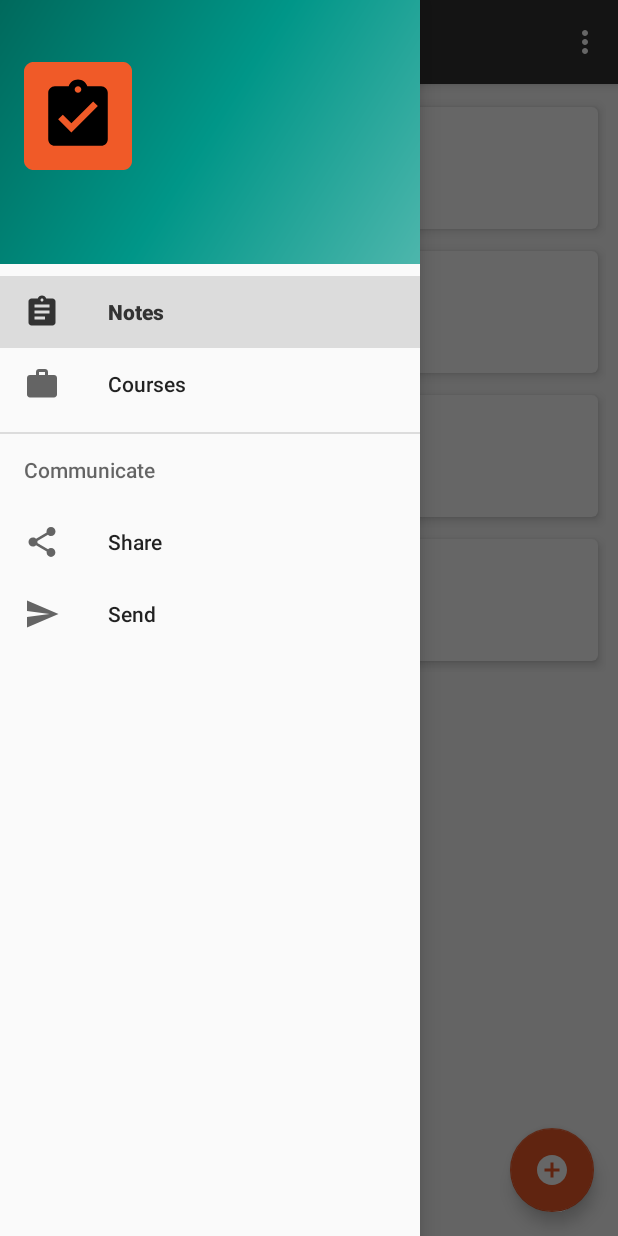
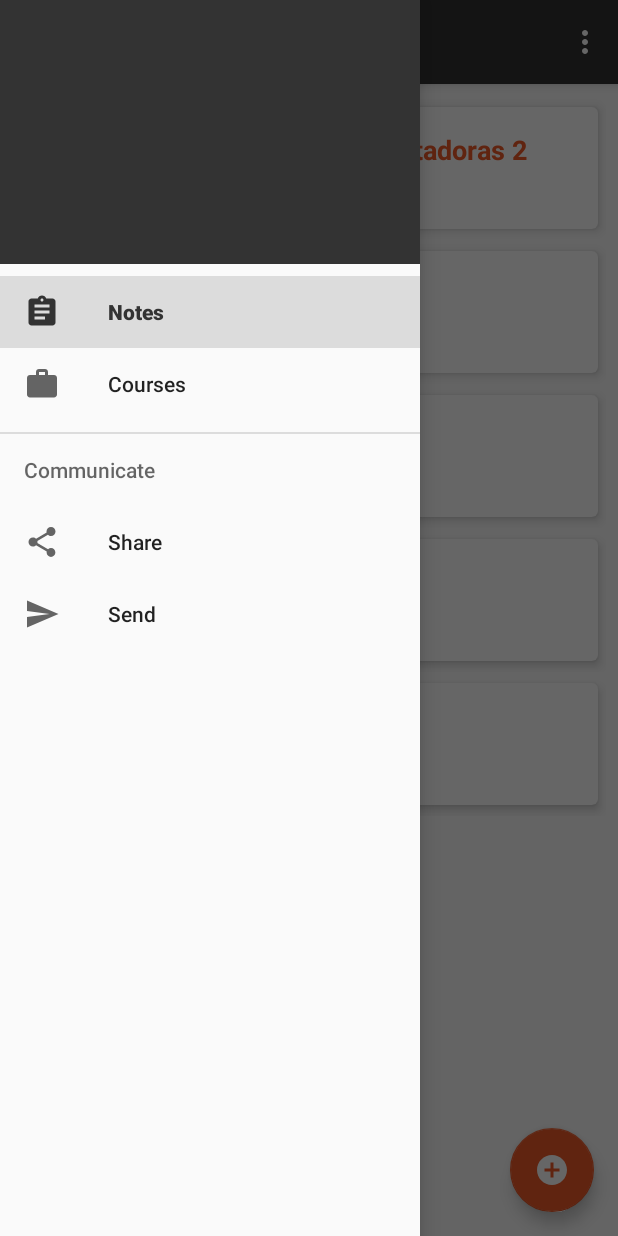
Before and after one commit to juancp92/NoteTaker, an Android app: the screen it shows after launch (MainActivity), with the side drawer open, on a phone screen of 412 x 824 dp. Run offline under Robolectric (Android 15) with nearby library versions, the phone set to English and light mode, and no system bars.

```diff
--- a/app/src/main/java/e/juanplaza/notetaker/DatabaseDataWorker.java
+++ b/app/src/main/java/e/juanplaza/notetaker/DatabaseDataWorker.java
@@ -16,17 +16,44 @@ public class DatabaseDataWorker {
 
     public void insertCourses() {
         insertCourse("TP1", "Taller de Programacion 1");
-        insertCourse("M1", "Matematica 1");
+        insertCourse("AM1", "Analisis Matematico 1");
         insertCourse("LS", "Logica Simbolica");
         insertCourse("TG", "Teoria de Grafos");
+        insertCourse("IT1", "Ingles Tecnico 1");
+        insertCourse("AM2", "Analisis Matematico 2");
+        insertCourse("AE1", "Algoritmos y Estructura de Datos 1");
+        insertCourse("AC1", "Arquitectura de las Computadoras 1");
+        insertCourse("TP2", "Taller de Programacion 2");
+        insertCourse("IT2", "Ingles Tecnico 2");
+        insertCourse("AE2", "Algoritmo y Estructura de Datos 2");
+        insertCourse("DOO", "Diseno Orientado a Objetos");
+        insertCourse("BD", "Bases de Datos");
+        insertCourse("PyE", "Probabilidad y Estadistica");
+        insertCourse("AC2", "Arquitectura de las Computadoras 2");
+        insertCourse("SO", "Sistemas Operativos");
+        insertCourse("RC1", "Redes de Computadoras 1");
+        insertCourse("TP3", "Taller de Programacion 3");
+        insertCourse("TL", "Teoria de Lenguajes");
+        insertCourse("SI", "Seguridad Informatica");
+        insertCourse("RC2", "Redes de Computadoras 2");
+        insertCourse("IS1", "Ingenieria del Software 1");
+        insertCourse("TP4", "Taller de Programacion 4");
+        insertCourse("IS2", "Ingenieria del Software 2");
+        insertCourse("PP", "Programacion Profesional");
+        insertCourse("GO", "Gestion de las Organizaciones");
+        insertCourse("S1N", "Seminario 1 .NET");
+        insertCourse("S2A", "Seminario 2 Android");
+        insertCourse("S3L", "Seminario 3 Linux Embebido");
+
     }
 
     public void insertSampleNotes() {
-        insertNote("TP1", "Punteros", "Los punteros son la forma de referenciar en memoria");
-        insertNote("TP1", "C", "C es el lenguaje de programacion utilizado en la materia");
+        insertNote("TP1", "C", "C es el lenguaje de programacion que sera utilizado en la materia");
+        insertNote("AC2", "Pipeline", "Optimizacion para la ejecucion de las instrucciones en un procesador");
+        insertNote("RC2", "UDP", "Protocolo IP basado en datagramas no orientado a conexion y no fiable");
+        insertNote("IS2", "Proyecto Final", "El proyecto final consiste en realizar el relevamiento, diseno e implementacion de un software de facturacion");
+        insertNote("BD", "Normalizacion", "Proceso por el cual se realiza un modelo de datos para cumplir con las formas normales");
 
-        insertNote("TG", "Grafo Dirigido", "Grafo en el cual los aristas deben ser recorridos en un solo sentido");
-        insertNote("TG", "Dijkstra", "Algoritmo de menor recorrido de grafos con peso en las arista");
     }
 
     private void insertCourse(String courseId, String title) {
--- a/app/src/main/res/layout/nav_header_main.xml
+++ b/app/src/main/res/layout/nav_header_main.xml
@@ -4,6 +4,7 @@
     android:layout_width="match_parent"
     android:layout_height="@dimen/nav_header_height"
     android:background="@drawable/side_nav_bar"
+    android:backgroundTint="@color/colorPrimary"
     android:gravity="bottom"
     android:orientation="vertical"
     android:paddingLeft="@dimen/activity_horizontal_margin"
@@ -12,26 +13,19 @@
     android:paddingBottom="@dimen/activity_vertical_margin"
     android:theme="@style/ThemeOverlay.AppCompat.Dark">
 
-    <ImageView
-        android:id="@+id/imageView"
-        android:layout_width="wrap_content"
-        android:layout_height="wrap_content"
-        android:contentDescription="@string/nav_header_desc"
-        android:paddingTop="@dimen/nav_header_vertical_spacing"
-        app:srcCompat="@mipmap/ic_launcher_round" />
-
     <TextView
         android:id="@+id/text_user_name"
         android:layout_width="match_parent"
         android:layout_height="wrap_content"
         android:paddingTop="@dimen/nav_header_vertical_spacing"
         android:text="@string/nav_header_title"
-        android:textAppearance="@style/TextAppearance.AppCompat.Body1" />
+        android:textAppearance="@style/TextAppearance.AppCompat.Large" />
 
     <TextView
         android:id="@+id/text_email_address"
         android:layout_width="wrap_content"
         android:layout_height="wrap_content"
-        android:text="@string/nav_header_subtitle" />
+        android:text="@string/nav_header_subtitle"
+        android:textAppearance="@style/TextAppearance.AppCompat.Medium" />
 
 </LinearLayout>
--- a/app/src/main/res/values-v21/styles.xml
+++ /dev/null
@@ -1,8 +0,0 @@
-<resources>
-
-    <style name="AppTheme.NoActionBar">
-        <item name="windowActionBar">false</item>
-        <item name="windowNoTitle">true</item>
-        <item name="android:statusBarColor">@android:color/transparent</item>
-    </style>
-</resources>
```
Also changed, not shown: app/src/main/java/e/juanplaza/notetaker/DataManager.java (+0 -109 lines).
